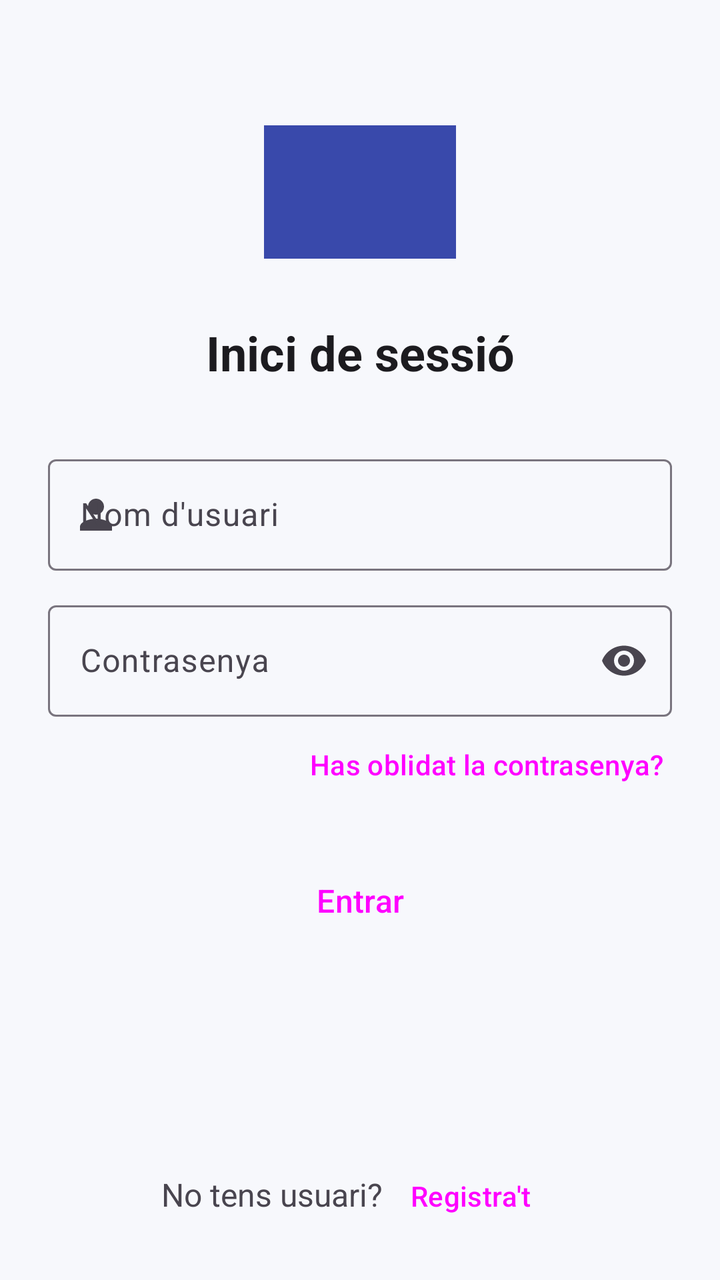
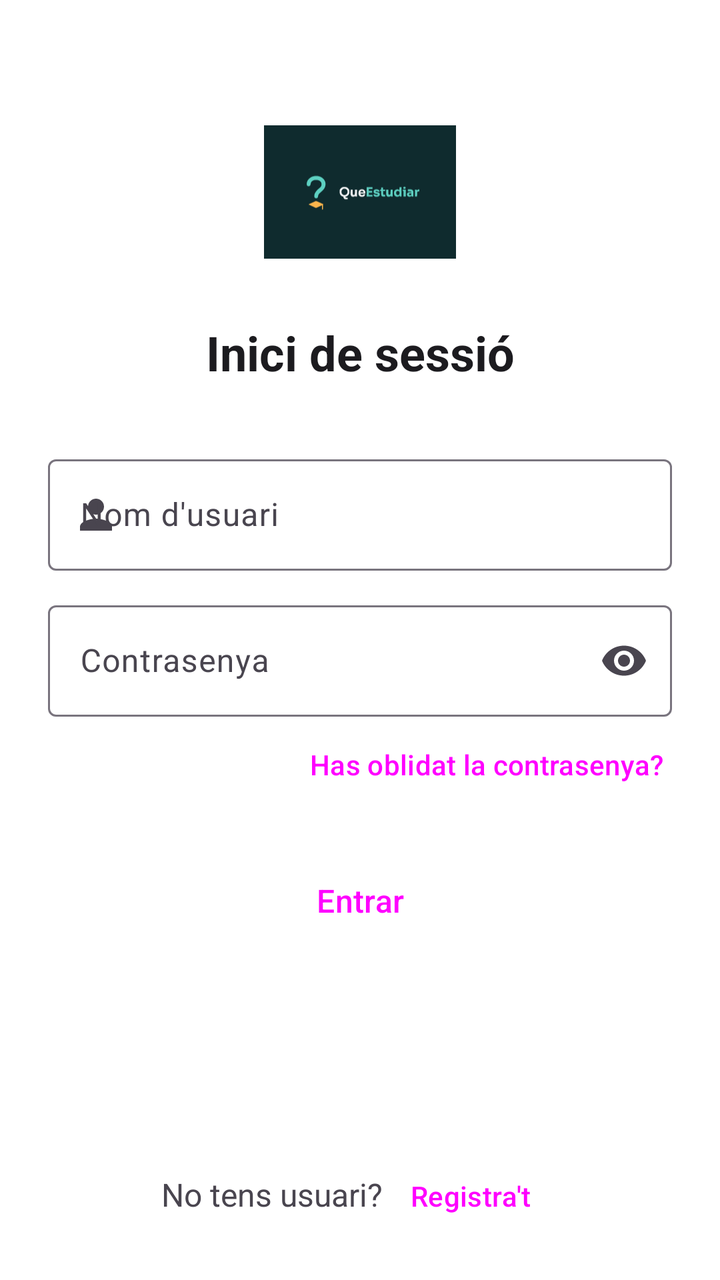

Compare the two renders of this Android layout. The source of the first and the diff that turns it into the second are given below.
<!-- AndroidManifest.xml: application theme Theme.OrientaApp -->
<!-- res/layout/fragment_login.xml -->
<?xml version="1.0" encoding="utf-8"?>
<androidx.constraintlayout.widget.ConstraintLayout xmlns:android="http://schemas.android.com/apk/res/android"
    xmlns:app="http://schemas.android.com/apk/res-auto"
    xmlns:tools="http://schemas.android.com/tools"
    android:layout_width="match_parent"
    android:layout_height="match_parent"
    tools:context=".LoginFragment">

    <ImageView
        android:id="@+id/imgLogo"
        android:layout_width="96dp"
        android:layout_height="96dp"
        android:layout_marginTop="48dp"
        android:contentDescription="@string/desc_logo"
        android:src="@drawable/ic_logo"
        app:tint="@color/primari"
        app:layout_constraintTop_toTopOf="parent"
        app:layout_constraintStart_toStartOf="parent"
        app:layout_constraintEnd_toEndOf="parent" />

    <TextView
        android:id="@+id/txtTitol"
        style="@style/TitolPantalla"
        android:layout_width="wrap_content"
        android:layout_height="wrap_content"
        android:layout_marginTop="16dp"
        android:text="@string/titol_login"
        app:layout_constraintTop_toBottomOf="@id/imgLogo"
        app:layout_constraintStart_toStartOf="parent"
        app:layout_constraintEnd_toEndOf="parent" />

    <com.google.android.material.textfield.TextInputLayout
        android:id="@+id/tilUsuari"
        style="@style/CampText"
        android:layout_width="0dp"
        android:layout_marginStart="24dp"
        android:layout_marginTop="32dp"
        android:layout_marginEnd="24dp"
        android:hint="@string/hint_usuari"
        app:startIconDrawable="@drawable/ic_persona"
        app:layout_constraintTop_toBottomOf="@id/txtTitol"
        app:layout_constraintStart_toStartOf="parent"
        app:layout_constraintEnd_toEndOf="parent">

        <com.google.android.material.textfield.TextInputEditText
            android:layout_width="match_parent"
            android:layout_height="wrap_content"
            android:autofillHints="username"
            android:inputType="text" />
    </com.google.android.material.textfield.TextInputLayout>

    <com.google.android.material.textfield.TextInputLayout
        android:id="@+id/tilContrasenya"
        style="@style/CampText"
        android:layout_width="0dp"
        android:layout_marginStart="24dp"
        android:layout_marginEnd="24dp"
        android:hint="@string/hint_contrasenya"
        app:endIconMode="password_toggle"
        app:layout_constraintTop_toBottomOf="@id/tilUsuari"
        app:layout_constraintStart_toStartOf="parent"
        app:layout_constraintEnd_toEndOf="parent">

        <com.google.android.material.textfield.TextInputEditText
            android:layout_width="match_parent"
            android:layout_height="wrap_content"
            android:autofillHints="password"
            android:inputType="textPassword" />
    </com.google.android.material.textfield.TextInputLayout>

    <Button
        android:id="@+id/btnOblidat"
        style="@style/Widget.Material3.Button.TextButton"
        android:layout_width="wrap_content"
        android:layout_height="wrap_content"
        android:layout_marginEnd="16dp"
        android:text="@string/oblidat"
        app:layout_constraintTop_toBottomOf="@id/tilContrasenya"
        app:layout_constraintEnd_toEndOf="parent" />

    <Button
        android:id="@+id/btnEntrar"
        style="@style/BotoPrincipal"
        android:layout_width="0dp"
        android:layout_marginStart="24dp"
        android:layout_marginEnd="24dp"
        android:text="@string/entrar"
        app:layout_constraintTop_toBottomOf="@id/btnOblidat"
        app:layout_constraintStart_toStartOf="parent"
        app:layout_constraintEnd_toEndOf="parent" />

    <ProgressBar
        android:id="@+id/progresLogin"
        android:layout_width="48dp"
        android:layout_height="48dp"
        android:layout_marginTop="16dp"
        android:contentDescription="@string/carregant"
        android:visibility="gone"
        app:layout_constraintTop_toBottomOf="@id/btnEntrar"
        app:layout_constraintStart_toStartOf="parent"
        app:layout_constraintEnd_toEndOf="parent"
        tools:visibility="visible" />

    <TextView
        android:id="@+id/txtNoTens"
        style="@style/TextNormal"
        android:layout_width="wrap_content"
        android:layout_height="wrap_content"
        android:layout_marginBottom="32dp"
        android:text="@string/no_tens_usuari"
        app:layout_constraintHorizontal_chainStyle="packed"
        app:layout_constraintBottom_toBottomOf="parent"
        app:layout_constraintStart_toStartOf="parent"
        app:layout_constraintEnd_toStartOf="@id/btnRegistre" />

    <Button
        android:id="@+id/btnRegistre"
        style="@style/Widget.Material3.Button.TextButton"
        android:layout_width="wrap_content"
        android:layout_height="wrap_content"
        android:text="@string/registrat"
        app:layout_constraintBaseline_toBaselineOf="@id/txtNoTens"
        app:layout_constraintStart_toEndOf="@id/txtNoTens"
        app:layout_constraintEnd_toEndOf="parent" />

</androidx.constraintlayout.widget.ConstraintLayout>
<!-- resources referenced by this layout -->
<resources>
  <color name="primari">#3949AB</color>
  <!-- drawable ic_logo: vector/xml drawable (drawable, 11120 chars, omitted) -->
  <!-- drawable ic_persona (drawable) -->
  <vector xmlns:android="http://schemas.android.com/apk/res/android"
      android:width="24dp"
      android:height="24dp"
      android:viewportWidth="24"
      android:viewportHeight="24">
      <path
          android:fillColor="#FF000000"
          android:pathData="M12,12c2.21,0 4,-1.79 4,-4s-1.79,-4 -4,-4 -4,1.79 -4,4 1.79,4 4,4zm0,2c-2.67,0 -8,1.34 -8,4v2h16v-2c0,-2.66 -5.33,-4 -8,-4z" />
  </vector>
  <string name="carregant">Carregant…</string>
  <string name="desc_logo">Logotip d\'OrientaApp</string>
  <string name="entrar">Entrar</string>
  <string name="hint_contrasenya">Contrasenya</string>
  <string name="hint_usuari">Nom d\'usuari</string>
  <string name="no_tens_usuari">No tens usuari?</string>
  <string name="oblidat">Has oblidat la contrasenya?</string>
  <string name="registrat">Registra\'t</string>
  <string name="titol_login">Inici de sessió</string>
  <style name="BotoPrincipal" parent="Widget.Material3.Button">
          <item name="android:layout_width">match_parent</item>
          <item name="android:layout_height">wrap_content</item>
          <item name="android:layout_marginTop">16dp</item>
          <item name="android:minHeight">56dp</item>
          <item name="android:textSize">16sp</item>
      </style>
  <style name="CampText" parent="Widget.Material3.TextInputLayout.OutlinedBox">
          <item name="android:layout_width">match_parent</item>
          <item name="android:layout_height">wrap_content</item>
          <item name="android:layout_marginTop">12dp</item>
      </style>
  <style name="TextNormal">
          <item name="android:textSize">16sp</item>
          <item name="android:textColor">@color/text_secundari</item>
      </style>
  <style name="TitolPantalla">
          <item name="android:textSize">24sp</item>
          <item name="android:textStyle">bold</item>
          <item name="android:textColor">@color/text_principal</item>
      </style>
  <style name="Theme.OrientaApp" parent="Base.Theme.OrientaApp" />
  <color name="text_secundari">#49454F</color>
  <color name="text_principal">#1C1B1F</color>
  <style name="Base.Theme.OrientaApp" parent="Theme.Material3.DayNight.NoActionBar">
          <item name="colorPrimary">@color/primari</item>
          <item name="colorOnPrimary">@color/on_primari</item>
          <item name="colorSecondary">@color/secundari</item>
          <item name="colorOnSecondary">@color/on_secundari</item>
          <item name="colorError">@color/error</item>
          <item name="android:colorBackground">@color/fons</item>
          <item name="colorSurface">@color/superficie</item>
          <item name="colorOnSurface">@color/text_principal</item>
          <item name="colorOnSurfaceVariant">@color/text_secundari</item>
      </style>
  <color name="on_primari">#FFFFFF</color>
  <color name="secundari">#00796B</color>
  <color name="on_secundari">#FFFFFF</color>
  <color name="error">#B3261E</color>
  <color name="fons">#F7F8FC</color>
  <color name="superficie">#FFFFFF</color>
</resources>

<!-- the commit's change to res/layout/fragment_login.xml (unified diff, before → after) -->
@@ -4,6 +4,7 @@
     xmlns:tools="http://schemas.android.com/tools"
     android:layout_width="match_parent"
     android:layout_height="match_parent"
+    android:background="@color/superficie"
     tools:context=".LoginFragment">
 
     <ImageView
@@ -13,7 +14,6 @@
         android:layout_marginTop="48dp"
         android:contentDescription="@string/desc_logo"
         android:src="@drawable/ic_logo"
-        app:tint="@color/primari"
         app:layout_constraintTop_toTopOf="parent"
         app:layout_constraintStart_toStartOf="parent"
         app:layout_constraintEnd_toEndOf="parent" />
